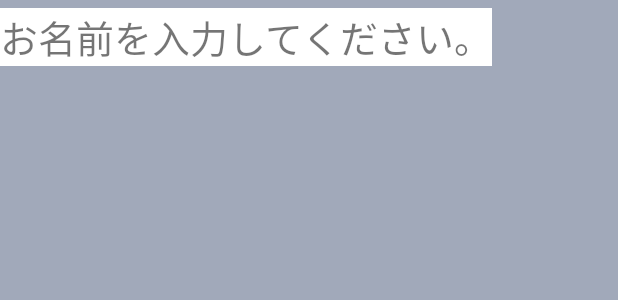
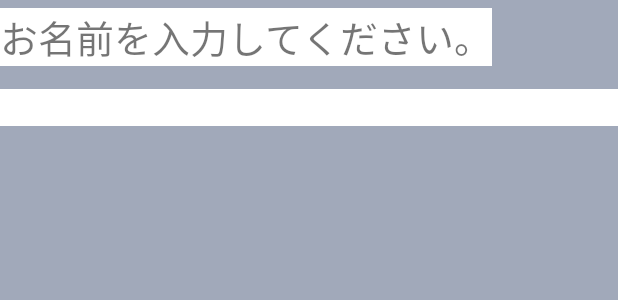
Before and after one commit to NoirTomiyama/KotlinSamples, an Android app: the layout activity_main.xml on its own in the app's theme, with its tools: preview values and no code run, on a phone screen of 412 x 824 dp. Shown: the top 300 px of the screen. Run offline under Robolectric (Android 15) with nearby library versions, the phone set to English and light mode, and no system bars.

Commit message:
3.2 EditTextの追加

```diff
--- a/app/src/main/res/layout/activity_main.xml
+++ b/app/src/main/res/layout/activity_main.xml
@@ -15,4 +15,13 @@
         android:text="@string/tv_msg"
         android:textSize="25sp" />
 
+    <EditText
+        android:id="@+id/etInput"
+        android:layout_width="match_parent"
+        android:layout_height="wrap_content"
+        android:layout_marginTop="5dp"
+        android:layout_marginBottom="25dp"
+        android:background="#ffffff"
+        android:inputType="text" />
+
 </LinearLayout>
```
